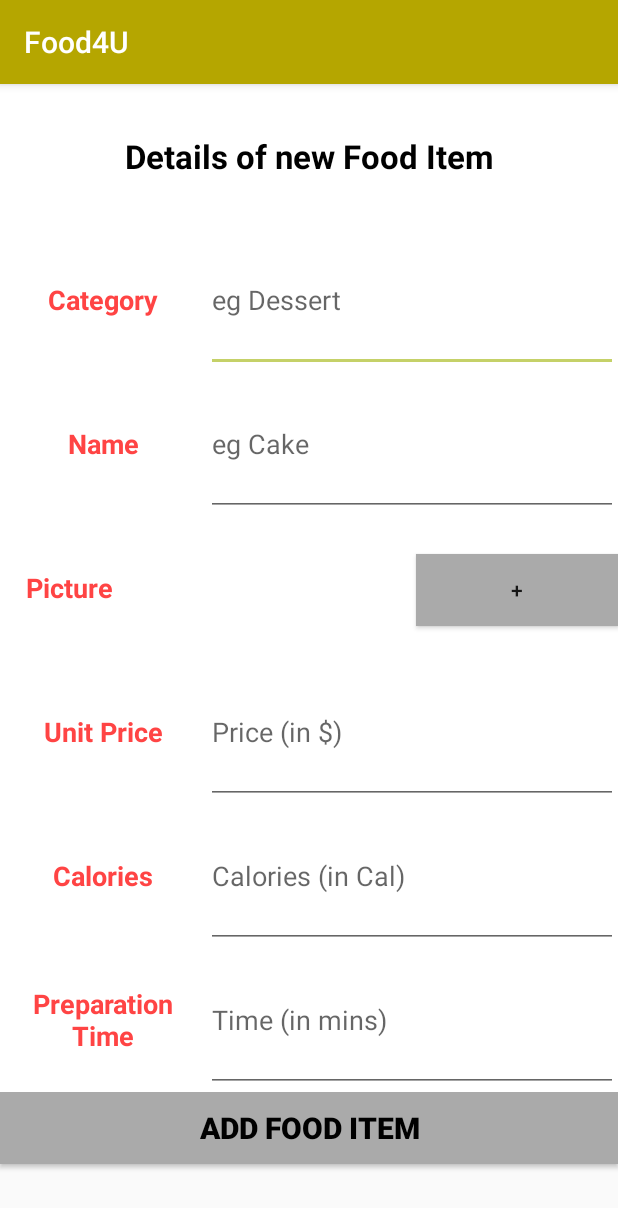
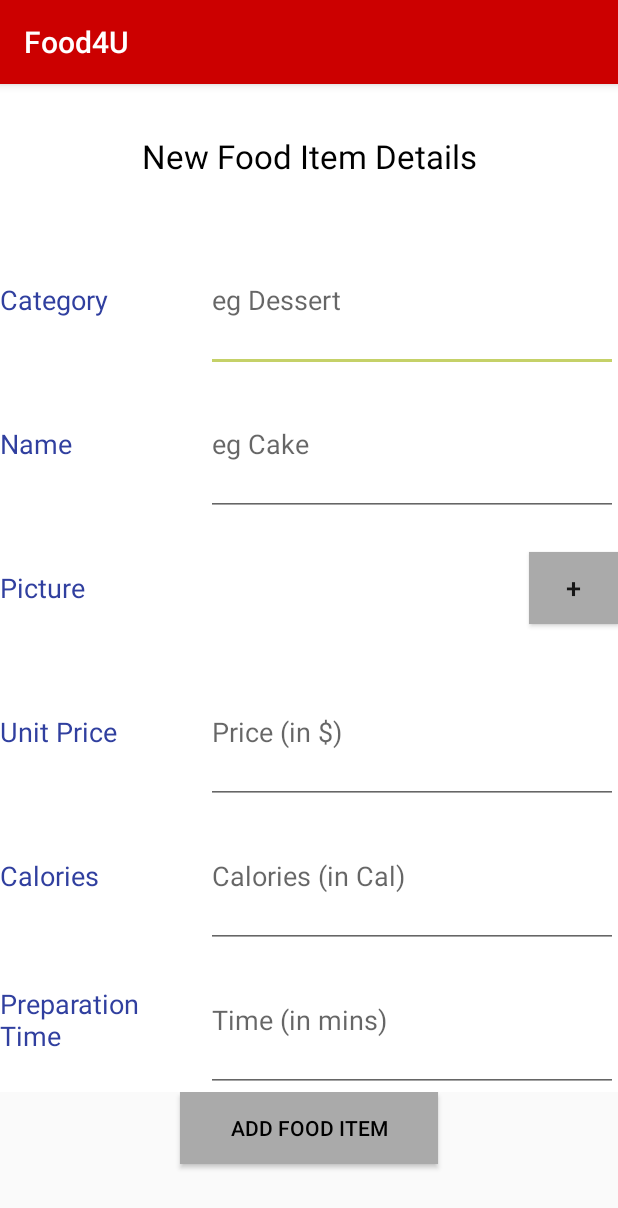
Before and after one commit to DeveloperManisha/CMPE-277-Project, an Android app: the AddFoodItemActivity screen opened directly, with no data from a screen before it, on a phone screen of 412 x 824 dp. Shown: the top 1208 px of the screen. Run offline under Robolectric (Android 15) with nearby library versions, the phone set to English and light mode, and no system bars; our stand-ins replace Firebase (no records; nobody signed in at launch, a user with empty details on screens opened directly).

Commit message:
ui changes 2

```diff
--- a/Food4U/app/src/main/res/layout/activity_add_food_item.xml
+++ b/Food4U/app/src/main/res/layout/activity_add_food_item.xml
@@ -13,10 +13,9 @@
             android:layout_height="match_parent"
             android:layout_weight="1"
             android:gravity="center"
-            android:text="Details of new Food Item"
+            android:text="New Food Item Details"
             android:textColor="@android:color/black"
-            android:textSize="22dp"
-            android:textStyle="bold" />
+            android:textSize="22dp" />
 
 
     </LinearLayout>
@@ -33,9 +32,9 @@
             android:layout_weight="1"
             android:gravity="center"
             android:text="Category"
-            android:textColor="@android:color/holo_red_light"
-            android:textSize="18dp"
-            android:textStyle="bold" />
+            android:textAlignment="viewStart"
+            android:textColor="?attr/colorPrimaryDark"
+            android:textSize="18dp" />
 
         <EditText
             android:id="@+id/category"
@@ -45,7 +44,7 @@
             android:ems="10"
             android:hint="eg Dessert"
             android:inputType="text"
-            android:textColor="@android:color/holo_blue_dark" />
+            android:textColor="@android:color/black" />
 
     </LinearLayout>
     <LinearLayout
@@ -61,9 +60,10 @@
             android:layout_weight="1"
             android:gravity="center"
             android:text="Name"
-            android:textColor="@android:color/holo_red_light"
-            android:textSize="18dp"
-            android:textStyle="bold" />
+            android:textAlignment="viewStart"
+            android:textColor="?attr/colorPrimaryDark"
+            android:textSize="18dp" />
+
         <EditText
             android:id="@+id/name"
             android:layout_width="0dip"
@@ -71,8 +71,8 @@
             android:layout_weight="2"
             android:ems="10"
             android:hint="eg Cake"
-            android:textColor="@android:color/holo_blue_dark"
-            android:inputType="text" />
+            android:inputType="text"
+            android:textColor="@android:color/black" />
 
     </LinearLayout>
     <LinearLayout
@@ -81,15 +81,16 @@
         android:orientation="horizontal"
         android:layout_weight="1"
         android:background="@android:color/white">
+
         <TextView
             android:layout_width="0dip"
             android:layout_height="match_parent"
             android:layout_weight="1"
+            android:gravity="center"
             android:text="Picture"
-            android:gravity="center"
-            android:textSize="18dp"
-            android:textStyle="bold"
-            android:textColor="@android:color/holo_red_light"/>
+            android:textAlignment="viewStart"
+            android:textColor="?attr/colorPrimaryDark"
+            android:textSize="18dp" />
         <TextView
             android:id="@+id/picture"
             android:layout_width="0dip"
@@ -99,11 +100,12 @@
 
         <Button
             android:id="@+id/uploadImage"
-            android:layout_width="wrap_content"
+            android:layout_width="0dp"
             android:layout_height="wrap_content"
             android:layout_weight="0.5"
             android:background="@android:color/darker_gray"
-            android:text=" + " />
+            android:text=" + "
+            android:textSize="18dp" />
 
     </LinearLayout>
     <LinearLayout
@@ -112,15 +114,17 @@
         android:orientation="horizontal"
         android:layout_weight="1"
         android:background="@android:color/white">
+
         <TextView
             android:layout_width="0dip"
             android:layout_height="match_parent"
             android:layout_weight="1"
+            android:gravity="center"
             android:text="Unit Price"
-            android:gravity="center"
-            android:textSize="18dp"
-            android:textStyle="bold"
-            android:textColor="@android:color/holo_red_light"/>
+            android:textAlignment="viewStart"
+            android:textColor="?attr/colorPrimaryDark"
+            android:textSize="18dp" />
+
         <EditText
             android:id="@+id/unitPrice"
             android:layout_width="0dip"
@@ -128,8 +132,8 @@
             android:layout_weight="2"
             android:ems="10"
             android:hint="Price (in $)"
-            android:textColor="@android:color/holo_blue_dark"
-            android:inputType="number" />
+            android:inputType="number"
+            android:textColor="@android:color/black" />
 
     </LinearLayout>
     <LinearLayout
@@ -145,9 +149,10 @@
             android:layout_weight="1"
             android:gravity="center"
             android:text="Calories"
-            android:textColor="@android:color/holo_red_light"
-            android:textSize="18dp"
-            android:textStyle="bold" />
+            android:textAlignment="viewStart"
+            android:textColor="?attr/colorPrimaryDark"
+            android:textSize="18dp" />
+
         <EditText
             android:id="@+id/calories"
             android:layout_width="0dip"
@@ -155,8 +160,8 @@
             android:layout_weight="2"
             android:ems="10"
             android:hint="Calories (in Cal)"
-            android:textColor="@android:color/holo_blue_dark"
-            android:inputType="number" />
+            android:inputType="number"
+            android:textColor="@android:color/black" />
 
     </LinearLayout>
     <LinearLayout
@@ -165,15 +170,17 @@
         android:orientation="horizontal"
         android:layout_weight="1"
         android:background="@android:color/white">
+
         <TextView
             android:layout_width="0dip"
             android:layout_height="match_parent"
             android:layout_weight="1"
+            android:gravity="center"
             android:text="Preparation Time"
-            android:gravity="center"
-            android:textSize="18dp"
-            android:textStyle="bold"
-            android:textColor="@android:color/holo_red_light"/>
+            android:textAlignment="viewStart"
+            android:textColor="?attr/colorPrimaryDark"
+            android:textSize="18dp" />
+
         <EditText
             android:id="@+id/preparationtime"
             android:layout_width="0dip"
@@ -181,8 +188,8 @@
             android:layout_weight="2"
             android:ems="10"
             android:hint="Time (in mins)"
-            android:textColor="@android:color/holo_blue_dark"
-            android:inputType="number" />
+            android:inputType="number"
+            android:textColor="@android:color/black" />
     </LinearLayout>
     <LinearLayout
         android:layout_width="match_parent"
@@ -194,12 +201,12 @@
             android:id="@+id/addFoodItem"
             android:layout_width="wrap_content"
             android:layout_height="wrap_content"
+            android:layout_marginLeft="0.75in"
+            android:layout_marginRight="0.75in"
             android:layout_weight="1"
             android:background="@android:color/darker_gray"
             android:text="Add Food Item"
-            android:textColor="@android:color/black"
-            android:textSize="20dp"
-            android:textStyle="bold" />
+            android:textColor="@android:color/black" />
     </LinearLayout>
 
 </LinearLayout>
--- a/Food4U/app/src/main/res/layout/activity_demo.xml
+++ b/Food4U/app/src/main/res/layout/activity_demo.xml
@@ -13,7 +13,6 @@
         android:background="@android:color/darker_gray"
         android:text="logout"
         android:textColorLink="@android:color/black"
-        android:textStyle="bold"
         tools:layout_editor_absoluteX="148dp"
         tools:layout_editor_absoluteY="231dp" />
 </android.support.constraint.ConstraintLayout>
--- a/Food4U/app/src/main/res/layout/app_bar_restaurant.xml
+++ b/Food4U/app/src/main/res/layout/app_bar_restaurant.xml
@@ -15,7 +15,7 @@
             android:id="@+id/toolbar"
             android:layout_width="match_parent"
             android:layout_height="?attr/actionBarSize"
-            android:background="?attr/colorPrimary"
+            android:background="@android:color/holo_red_dark"
             app:popupTheme="@style/AppTheme.PopupOverlay" />
 
     </android.support.design.widget.AppBarLayout>
@@ -28,6 +28,8 @@
         android:layout_height="wrap_content"
         android:layout_gravity="bottom|end"
         android:layout_margin="@dimen/fab_margin"
+        app:backgroundTint="@android:color/black"
+        app:rippleColor="@android:color/white"
         app:srcCompat="@android:drawable/ic_input_add" />
 
 </android.support.design.widget.CoordinatorLayout>
--- a/Food4U/app/src/main/res/layout/app_bar_user_restaurant.xml
+++ b/Food4U/app/src/main/res/layout/app_bar_user_restaurant.xml
@@ -15,7 +15,7 @@
             android:id="@+id/toolbar"
             android:layout_width="match_parent"
             android:layout_height="?attr/actionBarSize"
-            android:background="?attr/colorPrimary"
+            android:background="@android:color/holo_red_dark"
             app:popupTheme="@style/AppTheme.PopupOverlay" />
 
     </android.support.design.widget.AppBarLayout>
--- a/Food4U/app/src/main/res/layout/menu_item.xml
+++ b/Food4U/app/src/main/res/layout/menu_item.xml
@@ -1,5 +1,6 @@
 <?xml version="1.0" encoding="utf-8"?>
 <LinearLayout xmlns:android="http://schemas.android.com/apk/res/android"
+    xmlns:tools="http://schemas.android.com/tools"
     android:layout_width="match_parent"
     android:layout_height="150dp"
     android:paddingBottom="2dp"
@@ -17,7 +18,7 @@
         android:layout_width="0dip"
         android:layout_height="match_parent"
         android:layout_weight="2"
-        android:background="@color/colorComplimentry"
+        android:background="@android:color/background_light"
         android:text="Demo"
         android:textColor="@android:color/black"
         android:textSize="18dp"
--- a/Food4U/app/src/main/res/values/styles.xml
+++ b/Food4U/app/src/main/res/values/styles.xml
@@ -3,7 +3,7 @@
     <!-- Base application theme. -->
     <style name="AppTheme" parent="Theme.AppCompat.Light.DarkActionBar">
         <!-- Customize your theme here. -->
-        <item name="colorPrimary">@color/colorPrimary</item>
+        <item name="colorPrimary">@android:color/holo_red_dark</item>
         <item name="colorPrimaryDark">@color/colorPrimaryDark</item>
         <item name="colorAccent">@color/colorAccent</item>
     </style>
```
Also changed, not shown: Food4U/app/src/main/res/drawable/ic_launcher_background.xml (+70 -166 lines), Food4U/app/src/main/res/layout/activity_admin.xml (+7 -9 lines), Food4U/app/src/main/res/layout/activity_cart.xml (+17 -15 lines), Food4U/app/src/main/res/layout/activity_login.xml (+14 -28 lines), Food4U/app/src/main/res/layout/cart_list_view.xml (+6 -9 lines), Food4U/app/src/main/res/layout/content_user_restaurant.xml (+12 -16 lines), Food4U/app/src/main/res/layout/menu_category.xml (+4 -4 lines), Food4U/app/src/main/res/layout/nav_header_restaurant.xml (+8 -13 lines), Food4U/app/src/main/res/layout/nav_header_user_restaurant.xml (+4 -8 lines), Food4U/app/gradle/wrapper/gradle-wrapper.properties (added), Food4U/app/src/main/appetizer menu-web.png (added), Food4U/app/src/main/back-web.png (added), 4 other files.
